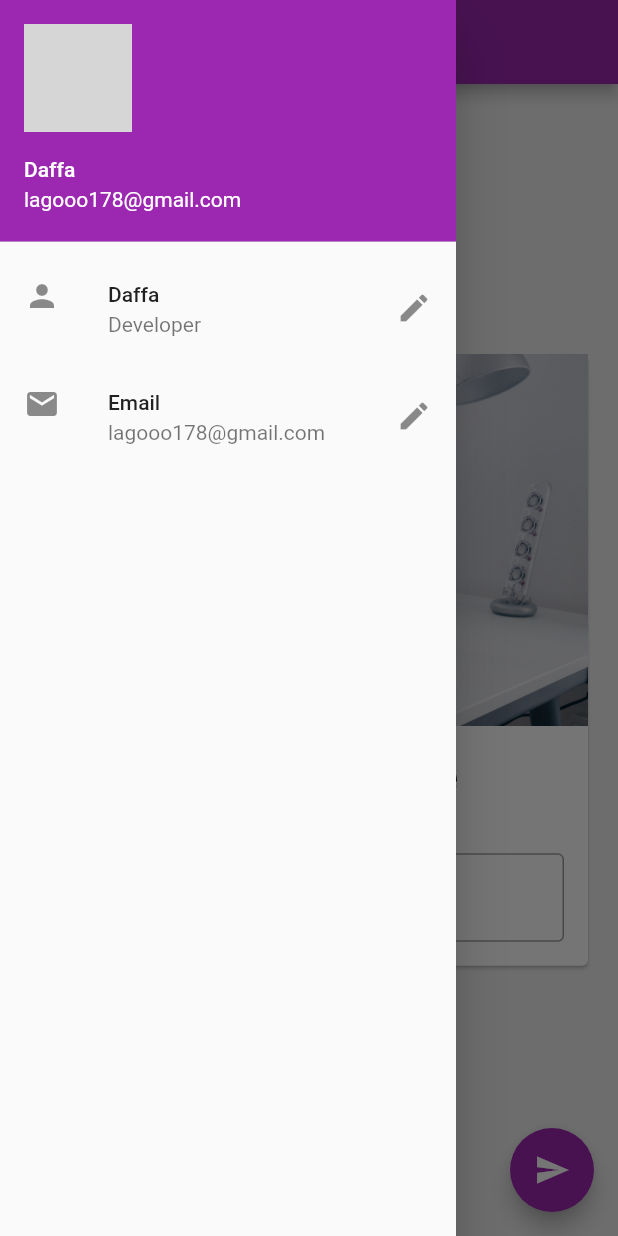
After one commit to lagoo178/experimenting_with_flutter, a Flutter app: the screen it shows after launch, with the side drawer open, on a phone screen of 412 x 824 dp. The commit adds this screen. Run offline on Flutter 3.47's test engine with Material 2 defaults, Android fonts, the phone set to English and light mode, and no system bars; network calls fail; grey boxes are pictures that could not be loaded.

Commit message:
Organizing Code

```diff
--- /dev/null
+++ b/lib/drawer.dart
@@ -0,0 +1,35 @@
+import 'package:flutter/material.dart';
+
+class myDrawer extends StatelessWidget {
+  @override
+  Widget build(BuildContext context) {
+    return Drawer(
+      child: ListView(
+        padding: const EdgeInsets.all(0),
+        children: <Widget>[
+          UserAccountsDrawerHeader(
+              accountName: Text("Daffa"),
+              accountEmail: Text("lagooo178@gmail.com"),
+              currentAccountPicture: CircleAvatar(
+                backgroundImage: NetworkImage(
+                    "https://images.unsplash.com/photo-1555952517-2e8e729e0b44?ixlib=rb-1.2.1&ixid=MnwxMjA3fDB8MHxwaG90by1wYWdlfHx8fGVufDB8fHx8&auto=format&fit=crop&w=764&q=80"),
+              )),
+          ListTile(
+            leading: Icon(Icons.person),
+            title: Text("Daffa"),
+            subtitle: Text("Developer"),
+            trailing: Icon(Icons.edit),
+            onTap: () {},
+          ),
+          ListTile(
+            leading: Icon(Icons.email),
+            title: Text("Email"),
+            subtitle: Text("lagooo178@gmail.com"),
+            trailing: Icon(Icons.edit),
+            onTap: () {},
+          ),
+        ],
+      ),
+    );
+  }
+}
--- /dev/null
+++ b/lib/name_cart_widget.dart
@@ -0,0 +1,46 @@
+import 'package:flutter/material.dart';
+
+class NameCardWidget extends StatelessWidget {
+  const NameCardWidget({
+    Key? key,
+    required this.myText,
+    required TextEditingController nameController,
+  })  : _nameController = nameController,
+        super(key: key);
+
+  final String myText;
+  final TextEditingController _nameController;
+
+  @override
+  Widget build(BuildContext context) {
+    return Card(
+      child: Column(
+        children: <Widget>[
+          Image.asset(
+            "assets/bg.jpg",
+          ),
+          SizedBox(
+            height: 20,
+          ),
+          Text(
+            myText,
+            style: TextStyle(fontSize: 25, fontWeight: FontWeight.bold),
+          ),
+          SizedBox(
+            height: 20,
+          ),
+          Padding(
+            padding: const EdgeInsets.all(16.0),
+            child: TextField(
+              controller: _nameController,
+              decoration: InputDecoration(
+                  border: OutlineInputBorder(),
+                  hintText: "Enter some text",
+                  labelText: "Name"),
+            ),
+          ),
+        ],
+      ),
+    );
+  }
+}
--- /dev/null
+++ b/lib/pages/home_page.dart
@@ -0,0 +1,52 @@
+import 'package:awesome_app/drawer.dart';
+import 'package:awesome_app/name_cart_widget.dart';
+import 'package:flutter/material.dart';
+
+class HomePage extends StatefulWidget {
+  @override
+  State<HomePage> createState() => _HomePageState();
+}
+
+class _HomePageState extends State<HomePage> {
+  var myText = "Change My Name";
+  TextEditingController _nameController = TextEditingController();
+
+  @override
+  void initState() {
+    super.initState();
+  }
+
+  @override
+  void dispose() {
+    // TODO: implement dispose
+    super.dispose();
+  }
+
+  @override
+  Widget build(BuildContext context) {
+    return Scaffold(
+      backgroundColor: Colors.grey[200],
+      appBar: AppBar(
+        title: Text("Awesome App"),
+      ),
+      body: Center(
+        child: Padding(
+          padding: const EdgeInsets.all(16),
+          child: SingleChildScrollView(
+            child:
+                NameCardWidget(myText: myText, nameController: _nameController),
+          ),
+        ),
+      ),
+      drawer: myDrawer(),
+      floatingActionButton: FloatingActionButton(
+        onPressed: () {
+          myText = _nameController.text;
+          setState(() {});
+        },
+        child: Icon(Icons.send),
+      ),
+      floatingActionButtonLocation: FloatingActionButtonLocation.endFloat,
+    );
+  }
+}
```
Also changed, not shown: lib/main.dart (+7 -104 lines), 1 other file.
